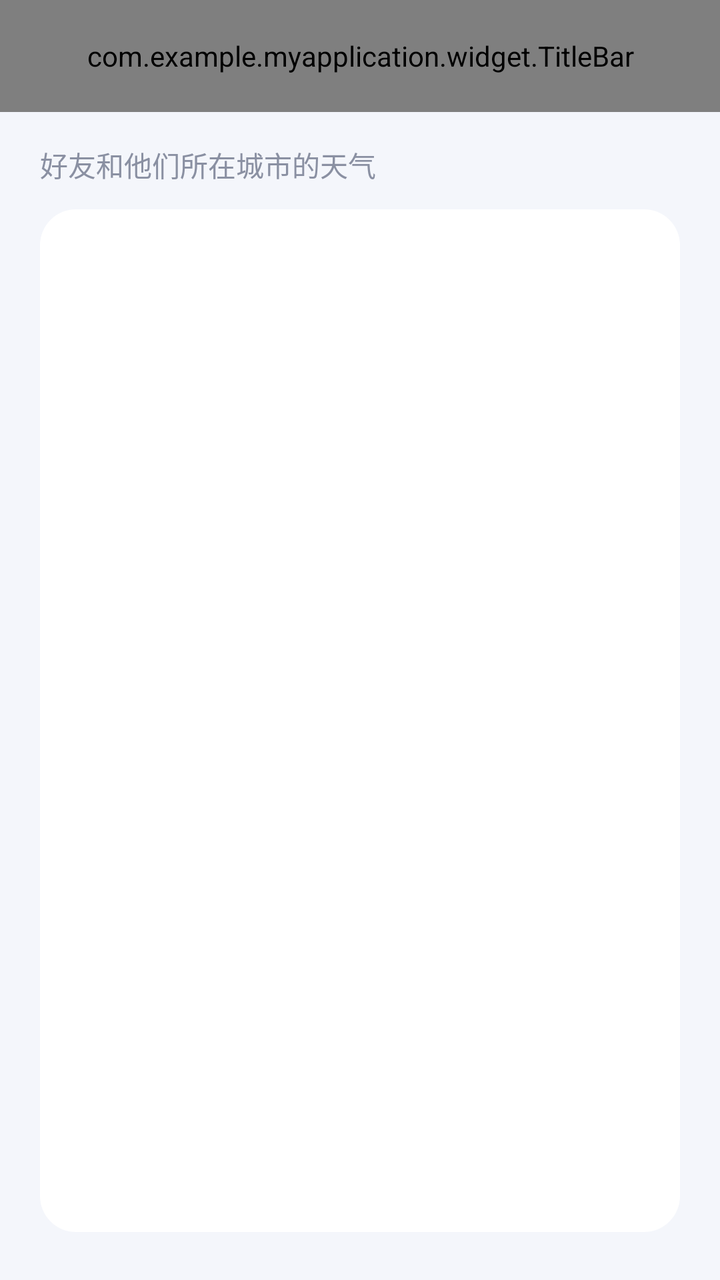
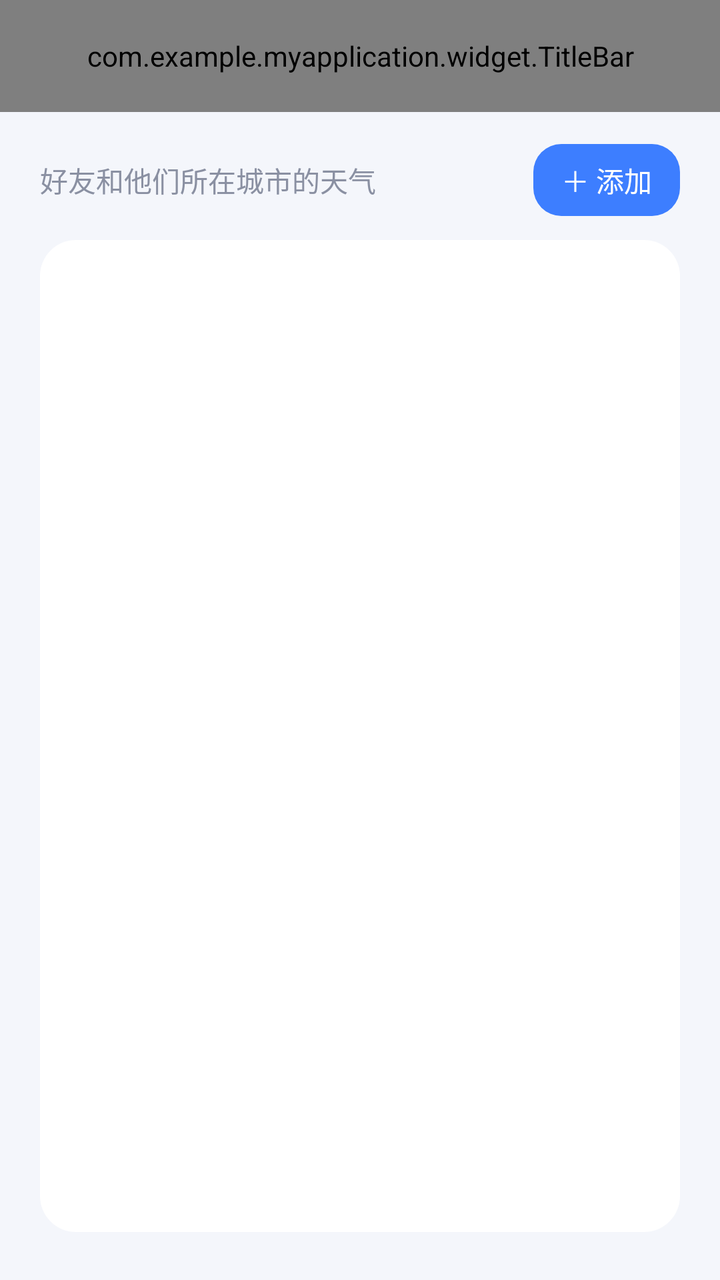

Two renders of the same Android screen: before a commit and after it. Below are the layout's source before the change and the commit's diff.
<!-- AndroidManifest.xml: activity theme Theme.MyApplication -->
<!-- res/layout/activity_friend.xml -->
<?xml version="1.0" encoding="utf-8"?>
<LinearLayout xmlns:android="http://schemas.android.com/apk/res/android"
    xmlns:app="http://schemas.android.com/apk/res-auto"
    android:layout_width="match_parent"
    android:layout_height="match_parent"
    android:background="@color/page_bg"
    android:fitsSystemWindows="true"
    android:orientation="vertical">

    
    <com.example.myapplication.widget.TitleBar
        android:id="@+id/titleBar"
        android:layout_width="match_parent"
        android:layout_height="56dp"
        app:tbShowBack="true"
        app:tbTitle="@string/title_friends" />

    <TextView
        android:layout_width="wrap_content"
        android:layout_height="wrap_content"
        android:layout_marginStart="20dp"
        android:layout_marginTop="16dp"
        android:text="@string/friends_subtitle"
        android:textColor="@color/text_secondary"
        android:textSize="14sp" />

    
    <ListView
        android:id="@+id/lvFriends"
        android:layout_width="match_parent"
        android:layout_height="0dp"
        android:layout_marginStart="20dp"
        android:layout_marginTop="12dp"
        android:layout_marginEnd="20dp"
        android:layout_marginBottom="24dp"
        android:layout_weight="1"
        android:background="@drawable/bg_card"
        android:divider="@color/divider"
        android:dividerHeight="1dp"
        android:scrollbars="none" />

</LinearLayout>
<!-- resources referenced by this layout -->
<resources>
  <color name="divider">#FFEDF0F6</color>
  <color name="page_bg">#FFF4F6FB</color>
  <color name="text_secondary">#FF8A90A2</color>
  <!-- drawable bg_card (drawable) -->
  <?xml version="1.0" encoding="utf-8"?>
  <shape xmlns:android="http://schemas.android.com/apk/res/android"
      android:shape="rectangle">
  
      <solid android:color="@color/card_bg" />
      <corners android:radius="18dp" />
  </shape>
  <string name="friends_subtitle">好友和他们所在城市的天气</string>
  <string name="title_friends">好友列表</string>
  <style name="Theme.MyApplication" parent="android:Theme.Material.Light.NoActionBar">
          <item name="android:windowBackground">@color/page_bg</item>
          <item name="android:statusBarColor">@android:color/transparent</item>
          <item name="android:windowLightStatusBar">true</item>
      </style>
  <color name="card_bg">#FFFFFFFF</color>
</resources>

<!-- the commit's change to res/layout/activity_friend.xml (unified diff, before → after) -->
@@ -15,14 +15,39 @@
         app:tbShowBack="true"
         app:tbTitle="@string/title_friends" />
 
-    <TextView
-        android:layout_width="wrap_content"
+    <LinearLayout
+        android:layout_width="match_parent"
         android:layout_height="wrap_content"
         android:layout_marginStart="20dp"
         android:layout_marginTop="16dp"
-        android:text="@string/friends_subtitle"
-        android:textColor="@color/text_secondary"
-        android:textSize="14sp" />
+        android:layout_marginEnd="20dp"
+        android:gravity="center_vertical"
+        android:orientation="horizontal">
+
+        <TextView
+            android:layout_width="0dp"
+            android:layout_height="wrap_content"
+            android:layout_weight="1"
+            android:text="@string/friends_subtitle"
+            android:textColor="@color/text_secondary"
+            android:textSize="14sp" />
+
+        
+        <TextView
+            android:id="@+id/btnAddFriend"
+            android:layout_width="wrap_content"
+            android:layout_height="36dp"
+            android:background="@drawable/bg_button"
+            android:backgroundTint="@color/brand"
+            android:clickable="true"
+            android:focusable="true"
+            android:gravity="center"
+            android:paddingStart="14dp"
+            android:paddingEnd="14dp"
+            android:text="@string/action_add_friend"
+            android:textColor="@color/white"
+            android:textSize="14sp" />
+    </LinearLayout>
 
     
     <ListView
<!-- resource entries referenced after the edit -->
@@ -1,8 +1,18 @@
 <!-- resources referenced by this layout -->
 <resources>
+  <color name="brand">#FF3D7EFF</color>
   <color name="divider">#FFEDF0F6</color>
   <color name="page_bg">#FFF4F6FB</color>
   <color name="text_secondary">#FF8A90A2</color>
+  <color name="white">#FFFFFFFF</color>
+  <!-- drawable bg_button (drawable) -->
+  <?xml version="1.0" encoding="utf-8"?>
+  <shape xmlns:android="http://schemas.android.com/apk/res/android"
+      android:shape="rectangle">
+  
+      <solid android:color="@color/brand" />
+      <corners android:radius="14dp" />
+  </shape>
   <!-- drawable bg_card (drawable) -->
   <?xml version="1.0" encoding="utf-8"?>
   <shape xmlns:android="http://schemas.android.com/apk/res/android"
@@ -11,6 +21,7 @@
       <solid android:color="@color/card_bg" />
       <corners android:radius="18dp" />
   </shape>
+  <string name="action_add_friend">＋ 添加</string>
   <string name="friends_subtitle">好友和他们所在城市的天气</string>
   <string name="title_friends">好友列表</string>
   <style name="Theme.MyApplication" parent="android:Theme.Material.Light.NoActionBar">
